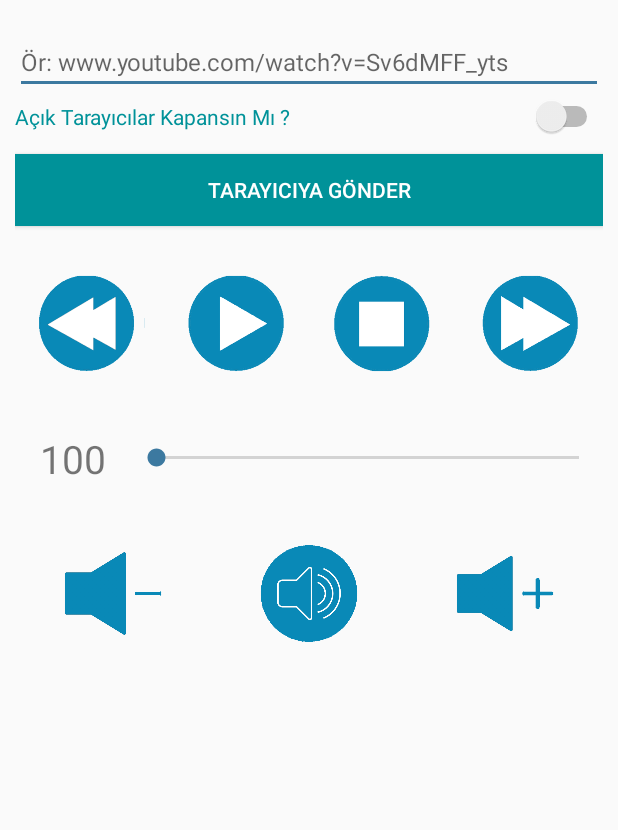
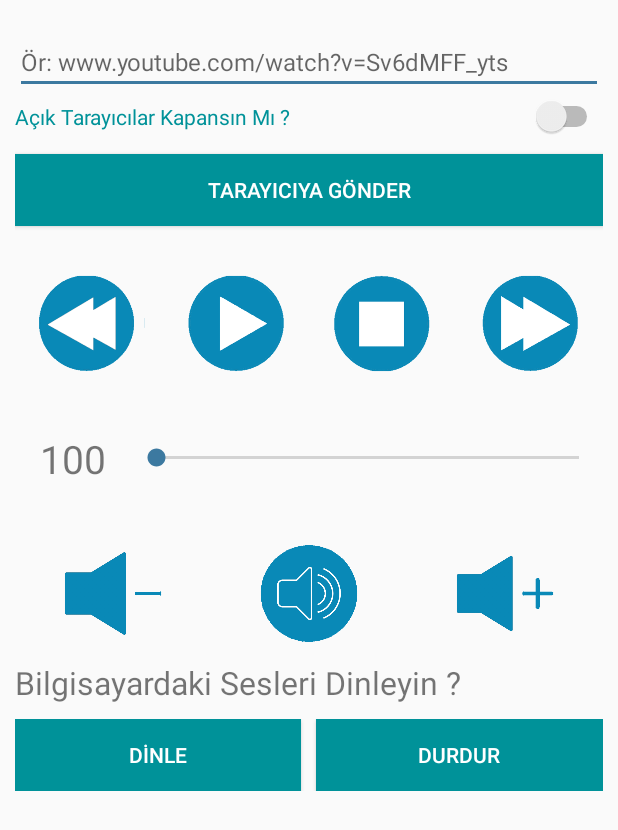
Before and after one commit to muratcakmaksoftware/pcuzaktankontrolwifipromobilkotlin, an Android app: the layout player.xml on its own in the app's theme, with its tools: preview values and no code run, on a phone screen of 412 x 824 dp. Shown: the top 830 px of the screen. Run offline under Robolectric (Android 15) with nearby library versions, the phone set to English and light mode, and no system bars; network calls fail.

```diff
--- a/app/build.gradle
+++ b/app/build.gradle
@@ -16,8 +16,8 @@ android {
         applicationId "com.ruhsuzsirin.pcuzaktankontrolwifipro"
         minSdkVersion 15
         targetSdkVersion 29
-        versionCode 2
-        versionName "1.2"
+        versionCode 3
+        versionName "1.3.1"
         testInstrumentationRunner "androidx.test.runner.AndroidJUnitRunner"
     }
     buildTypes {
--- a/app/src/main/java/com/ruhsuzsirin/pcuzaktankontrolwifi/MyService.kt
+++ b/app/src/main/java/com/ruhsuzsirin/pcuzaktankontrolwifi/MyService.kt
@@ -64,7 +64,7 @@ class MyService: Service() {
                 //-1 = volume down, 1 = volume up, 0  = volume button released
                 if(direction == 1){
                     //toast("volume up")
-                    islemler.bilgisayarSesi = islemler.bilgisayarSesi + 1;
+                    islemler.bilgisayarSesi = islemler.bilgisayarSesi + 2;
                     if(islemler.bilgisayarSesi > 100){ // 100 degerini aştıysa
                         islemler.bilgisayarSesi = 100
                     }
@@ -72,8 +72,8 @@ class MyService: Service() {
                 }
                 else if(direction == -1){
                     //toast("volume down")
-                    islemler.bilgisayarSesi = islemler.bilgisayarSesi - 1;
-                    if(0 > islemler.bilgisayarSesi ){ // eksilere gittiyse
+                    islemler.bilgisayarSesi = islemler.bilgisayarSesi - 2;
+                    if(0 > islemler.bilgisayarSesi){ // eksilere gittiyse
                         islemler.bilgisayarSesi = 0
                     }
                     servereGonder("ses", islemler.bilgisayarSesi.toString());
--- a/app/src/main/res/layout/player.xml
+++ b/app/src/main/res/layout/player.xml
@@ -146,6 +146,44 @@
 
             </LinearLayout>
 
+           <TextView
+               android:layout_marginTop="10dp"
+               android:id="@+id/txtSesPortuBilgi"
+               android:layout_width="match_parent"
+               android:layout_height="wrap_content"
+               android:textSize="21dp"
+               android:text="Bilgisayardaki Sesleri Dinleyin ?" />
+
+           <LinearLayout
+               android:layout_width="match_parent"
+               android:layout_height="wrap_content"
+               android:orientation="horizontal"
+               android:layout_marginTop="10dp"
+               >
+
+               <Button
+                   android:id="@+id/btnPcSesDinle"
+                   android:layout_width="0dp"
+                   android:layout_weight="0.50"
+                   android:layout_height="wrap_content"
+                   android:text="DİNLE"
+                   android:background="@color/colorButton"
+                   android:textColor="@color/colorButtonText"
+                   android:layout_marginRight="10dp"
+                   />
+
+               <Button
+                   android:id="@+id/btnPcSesDurdur"
+                   android:layout_width="0dp"
+                   android:layout_weight="0.50"
+                   android:layout_height="wrap_content"
+                   android:text="Durdur"
+                   android:background="@color/colorButton"
+                   android:textColor="@color/colorButtonText"
+
+                   />
+           </LinearLayout>
+
        </LinearLayout>
    </ScrollView>
 </LinearLayout>
```
Also changed, not shown: app/src/main/java/com/ruhsuzsirin/pcuzaktankontrolwifi/islemler.kt (+112 -2 lines), 1 other file.
